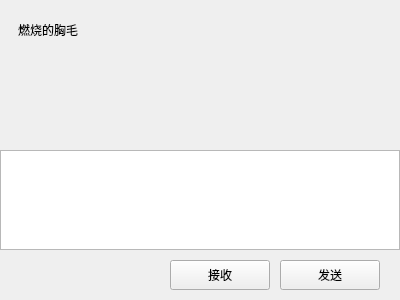
Qt form ChatOrionClient/chat_page.ui (orionlink/ChatOrion) before a commit.
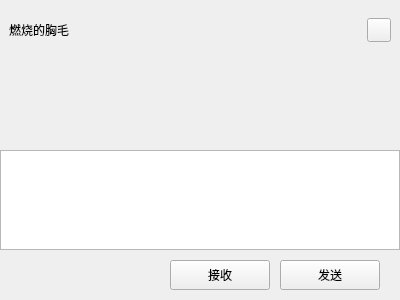
The same form after that commit. Custom widgets are drawn as their Qt base class.

```diff
--- a/ChatOrionClient/chat_page.ui
+++ b/ChatOrionClient/chat_page.ui
@@ -61,18 +61,50 @@
           <height>60</height>
          </size>
         </property>
-        <layout class="QVBoxLayout" name="verticalLayout_5">
+        <layout class="QHBoxLayout" name="horizontalLayout">
          <item>
-          <widget class="QWidget" name="widget_2" native="true">
-           <layout class="QHBoxLayout" name="horizontalLayout_3">
-            <item>
-             <widget class="QLabel" name="label">
-              <property name="text">
-               <string>燃烧的胸毛</string>
-              </property>
-             </widget>
-            </item>
-           </layout>
+          <widget class="QLabel" name="label">
+           <property name="text">
+            <string>燃烧的胸毛</string>
+           </property>
+          </widget>
+         </item>
+         <item>
+          <spacer name="horizontalSpacer">
+           <property name="orientation">
+            <enum>Qt::Horizontal</enum>
+           </property>
+           <property name="sizeHint" stdset="0">
+            <size>
+             <width>40</width>
+             <height>20</height>
+            </size>
+           </property>
+          </spacer>
+         </item>
+         <item>
+          <widget class="ClickedBtn" name="chat_msg_btn">
+           <property name="sizePolicy">
+            <sizepolicy hsizetype="Minimum" vsizetype="Fixed">
+             <horstretch>0</horstretch>
+             <verstretch>0</verstretch>
+            </sizepolicy>
+           </property>
+           <property name="minimumSize">
+            <size>
+             <width>24</width>
+             <height>24</height>
+            </size>
+           </property>
+           <property name="maximumSize">
+            <size>
+             <width>24</width>
+             <height>24</height>
+            </size>
+           </property>
+           <property name="text">
+            <string/>
+           </property>
           </widget>
          </item>
         </layout>
@@ -345,6 +377,17 @@
    <extends>QPushButton</extends>
    <header location="global">clicked_btn.h</header>
   </customwidget>
+  <customwidget>
+   <class>ChatView</class>
+   <extends>QWidget</extends>
+   <header>chat_view.h</header>
+   <container>1</container>
+  </customwidget>
+  <customwidget>
+   <class>MessageTextEdit</class>
+   <extends>QTextEdit</extends>
+   <header>message_text_edit.h</header>
+  </customwidget>
  </customwidgets>
  <resources/>
  <connections/>
```
Left out of the diff: 8 changed lines with no effect on the pictures.
